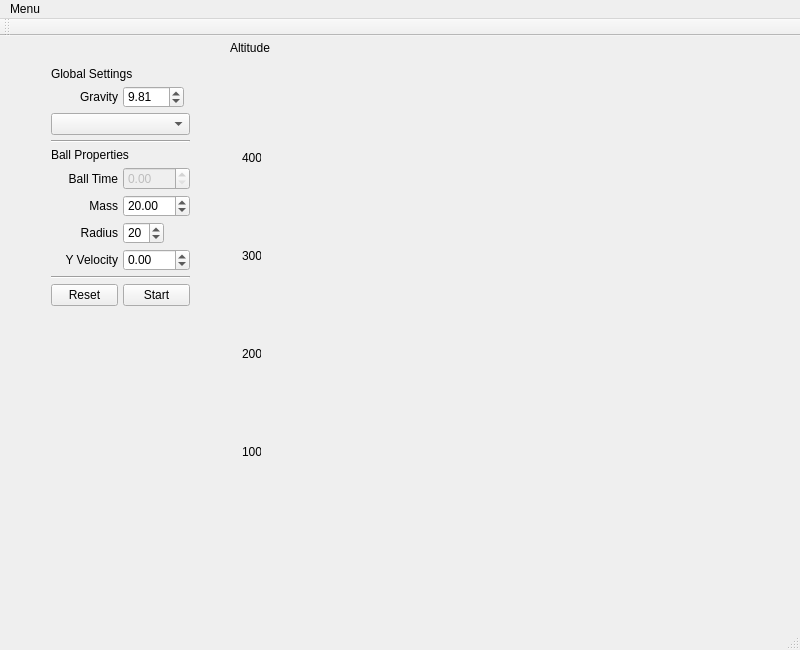
Above: forms/gravitymainwindow.ui from ExaByTEz/CS343FinalProject before the change. Below: the same form after it.
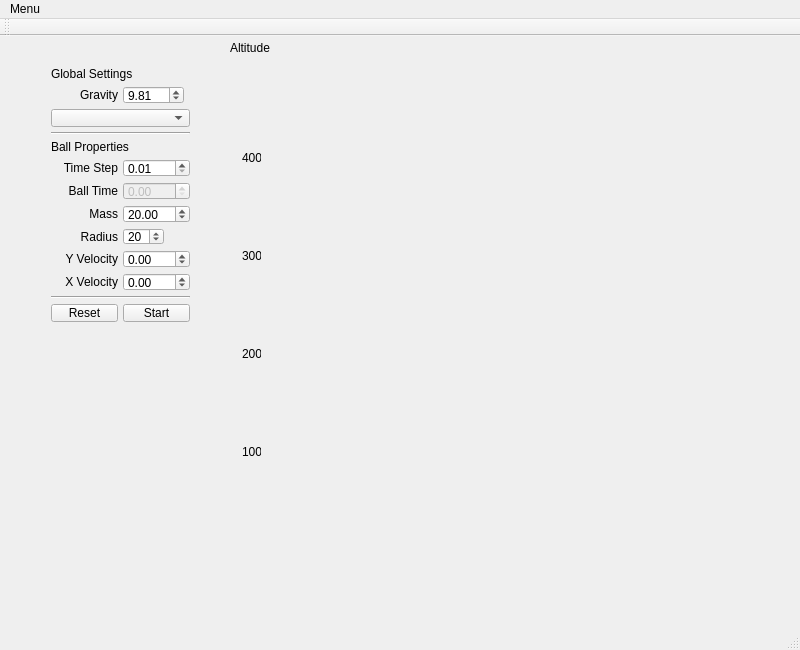
That is the form after the change. Custom widgets are drawn as their Qt base class.

Diff of the .ui file:
```diff
--- a/forms/gravitymainwindow.ui
+++ b/forms/gravitymainwindow.ui
@@ -183,14 +183,34 @@
       <x>40</x>
       <y>20</y>
       <width>161</width>
-      <height>261</height>
+      <height>277</height>
      </rect>
     </property>
     <layout class="QGridLayout" name="gridLayout">
      <property name="spacing">
       <number>5</number>
      </property>
-     <item row="5" column="0">
+     <item row="10" column="1">
+      <widget class="QDoubleSpinBox" name="xVelocitySpinBox">
+       <property name="minimum">
+        <double>-1000.000000000000000</double>
+       </property>
+       <property name="maximum">
+        <double>1000.000000000000000</double>
+       </property>
+      </widget>
+     </item>
+     <item row="10" column="0">
+      <widget class="QLabel" name="label_3">
+       <property name="text">
+        <string>X Velocity</string>
+       </property>
+       <property name="alignment">
+        <set>Qt::AlignRight|Qt::AlignTrailing|Qt::AlignVCenter</set>
+       </property>
+      </widget>
+     </item>
+     <item row="6" column="0">
       <widget class="QLabel" name="label">
        <property name="text">
         <string>Ball Time</string>
@@ -214,7 +234,7 @@
        </property>
       </widget>
      </item>
-     <item row="7" column="0">
+     <item row="8" column="0">
       <widget class="QLabel" name="radiusLabel">
        <property name="sizePolicy">
         <sizepolicy hsizetype="Preferred" vsizetype="Preferred">
@@ -242,7 +262,7 @@
        </property>
       </widget>
      </item>
-     <item row="6" column="1">
+     <item row="7" column="1">
       <widget class="QDoubleSpinBox" name="massSpinBox">
        <property name="enabled">
         <bool>true</bool>
@@ -267,7 +287,7 @@
        </property>
       </widget>
      </item>
-     <item row="8" column="0">
+     <item row="9" column="0">
       <widget class="QLabel" name="yVelocityLabel">
        <property name="maximumSize">
         <size>
@@ -286,7 +306,7 @@
        </property>
       </widget>
      </item>
-     <item row="6" column="0">
+     <item row="7" column="0">
       <widget class="QLabel" name="massLabel">
        <property name="maximumSize">
         <size>
@@ -302,7 +322,7 @@
        </property>
       </widget>
      </item>
-     <item row="8" column="1">
+     <item row="9" column="1">
       <widget class="QDoubleSpinBox" name="yVelocitySpinBox">
        <property name="enabled">
         <bool>true</bool>
@@ -327,7 +347,7 @@
        </property>
       </widget>
      </item>
-     <item row="5" column="1">
+     <item row="6" column="1">
       <widget class="QDoubleSpinBox" name="timeSpinBox">
        <property name="enabled">
         <bool>false</bool>
@@ -370,21 +390,21 @@
        </property>
       </widget>
      </item>
-     <item row="10" column="0">
+     <item row="12" column="0">
       <widget class="QPushButton" name="resetButton">
        <property name="text">
         <string>Reset</string>
        </property>
       </widget>
      </item>
-     <item row="9" column="0" colspan="2">
+     <item row="11" column="0" colspan="2">
       <widget class="Line" name="line_2">
        <property name="orientation">
         <enum>Qt::Horizontal</enum>
        </property>
       </widget>
      </item>
-     <item row="10" column="1">
+     <item row="12" column="1">
       <widget class="QPushButton" name="startButton">
        <property name="text">
         <string>Start</string>
@@ -413,7 +433,7 @@
        </property>
       </widget>
      </item>
-     <item row="7" column="1">
+     <item row="8" column="1">
       <widget class="QSpinBox" name="radiusSpinBox">
        <property name="enabled">
         <bool>true</bool>
@@ -441,6 +461,29 @@
        </property>
       </widget>
      </item>
+     <item row="5" column="1">
+      <widget class="QDoubleSpinBox" name="timeStepSpinBox">
+       <property name="minimum">
+        <double>0.010000000000000</double>
+       </property>
+       <property name="maximum">
+        <double>2.000000000000000</double>
+       </property>
+       <property name="singleStep">
+        <double>0.010000000000000</double>
+       </property>
+      </widget>
+     </item>
+     <item row="5" column="0">
+      <widget class="QLabel" name="label_9">
+       <property name="text">
+        <string>Time Step</string>
+       </property>
+       <property name="alignment">
+        <set>Qt::AlignRight|Qt::AlignTrailing|Qt::AlignVCenter</set>
+       </property>
+      </widget>
+     </item>
     </layout>
    </widget>
    <widget class="QLabel" name="label_8">
```
